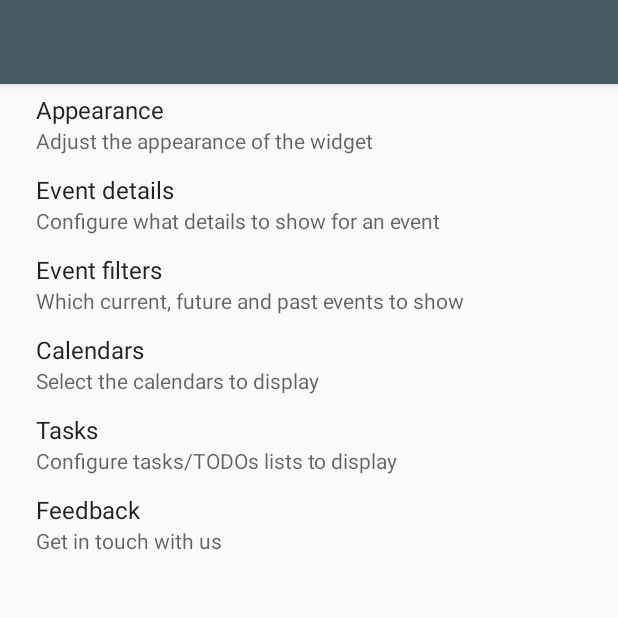
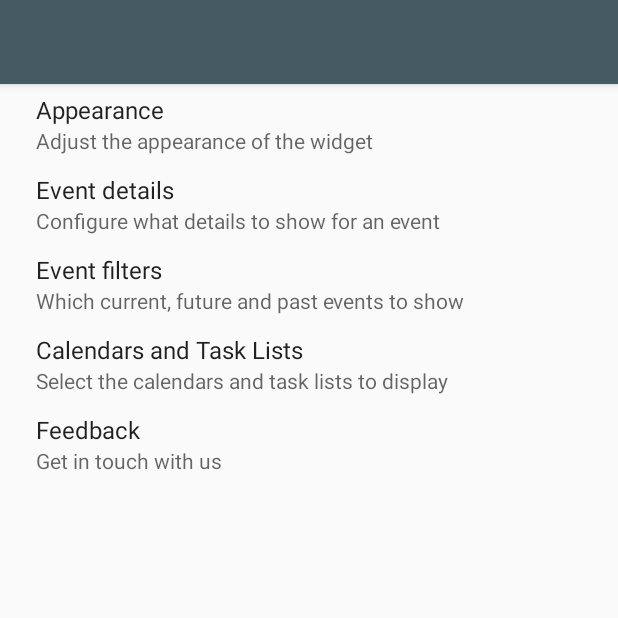
Before and after one commit to plusonelabs/calendar-widget, an Android app: the WidgetConfigurationActivity screen opened directly, with no data from a screen before it, on a phone screen of 412 x 824 dp, the top half of it. Run offline under Robolectric (Android 15) with nearby library versions, the phone set to English and light mode, and no system bars; 1 statement that could not run was skipped.

Commit message:
#308 Select from one list both Calendars and Task Lists to display.

```diff
--- a/app/src/main/java/org/andstatus/todoagenda/task/samsung/SamsungTasksProvider.java
+++ b/app/src/main/java/org/andstatus/todoagenda/task/samsung/SamsungTasksProvider.java
@@ -147,7 +147,7 @@ public class SamsungTasksProvider extends AbstractTaskProvider {
             return eventSources;
         }
 
-        String taskListName = context.getResources().getString(R.string.task_prefs);
+        String taskListName = context.getResources().getString(R.string.task_source_samsung);
         int idIdx = cursor.getColumnIndex(SamsungTasksContract.TaskLists.COLUMN_ID);
         int nameIdx = cursor.getColumnIndex(SamsungTasksContract.TaskLists.COLUMN_NAME);
         int colorIdx = cursor.getColumnIndex(SamsungTasksContract.TaskLists.COLUMN_COLOR);
--- a/app/src/main/res/values/strings.xml
+++ b/app/src/main/res/values/strings.xml
@@ -40,9 +40,11 @@
     <string name="app_description_4000_chars_max_part13">Turn off Day headers and see dates in the \"Days from today\" column.</string>
     <string name="app_description_4000_chars_max_part14">Android 4 to 7 supported. Supports Android tablets.</string>
 
-    <!-- Preference header: Calendars -->
-    <string name="calendars_prefs">Calendars</string>
-    <string name="calendars_prefs_desc">Select the calendars to display</string>
+    <!-- Preference header: Calendars and Task Lists -->
+    <string name="calendars_prefs">Calendars and Task Lists</string>
+    <string name="calendars_prefs_desc">Select the calendars and task lists to display</string>
+    <string name="task_source_opentasks">OpenTasks (by dmfs GmbH)</string>
+    <string name="task_source_samsung">Samsung Calendar</string>
 
     <!-- Preference header: Appearance -->
     <string name="appearance_prefs">Appearance</string>
@@ -137,12 +139,6 @@
     <string name="pref_hide_based_on_keywords_title">Hide based on keywords in a title</string>
     <string name="show_only_closest_instance_of_recurring_event">Show only the closest instance of a recurring event</string>
 
-    <!-- Preference header: Tasks -->
-    <string name="task_prefs">Tasks</string>
-    <string name="task_prefs_desc">Configure tasks/TODOs lists to display</string>
-    <string name="task_source_opentasks">OpenTasks (by dmfs GmbH)</string>
-    <string name="task_source_samsung">Samsung Calendar</string>
-
     <!-- Preference header: Feedback -->
     <string name="feedback_prefs">Feedback</string>
     <string name="feedback_prefs_desc">Get in touch with us</string>
--- a/app/src/main/res/xml/preferences_header.xml
+++ b/app/src/main/res/xml/preferences_header.xml
@@ -13,13 +13,9 @@
         android:summary="@string/event_filters_prefs_desc"
         android:title="@string/event_filters_prefs" />
     <header
-        android:fragment="org.andstatus.todoagenda.prefs.EventSourcesPreferencesFragment$Calendars"
+        android:fragment="org.andstatus.todoagenda.prefs.EventSourcesPreferencesFragment"
         android:summary="@string/calendars_prefs_desc"
         android:title="@string/calendars_prefs" />
-    <header
-        android:fragment="org.andstatus.todoagenda.prefs.EventSourcesPreferencesFragment$TaskLists"
-        android:summary="@string/task_prefs_desc"
-        android:title="@string/task_prefs" />
     <header
         android:fragment="org.andstatus.todoagenda.prefs.FeedbackPreferencesFragment"
         android:summary="@string/feedback_prefs_desc"
```
Also changed, not shown: app/src/main/java/org/andstatus/todoagenda/prefs/EventSourcesPreferencesFragment.java (+1 -25 lines).
